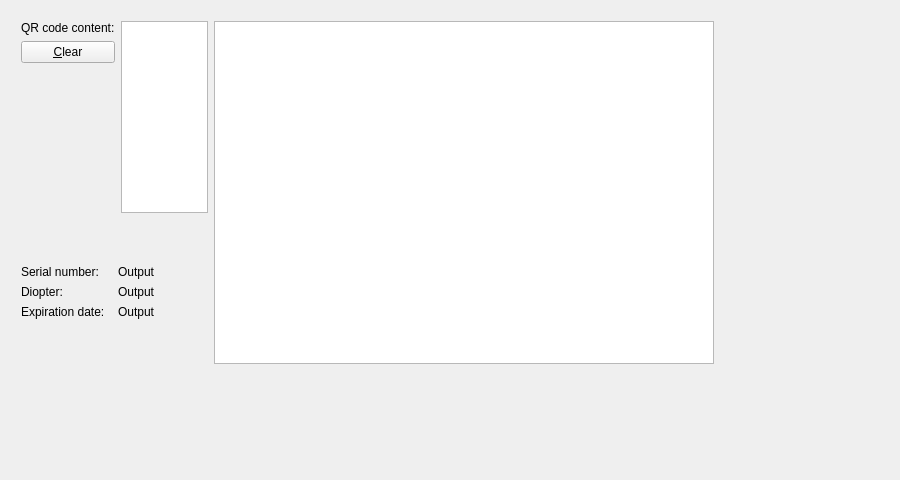
Before: the Qt Designer form qrcode-reader/QrCodeReaderWidget.ui in groovytron/cute-lenspics, drawn with Qt 5.
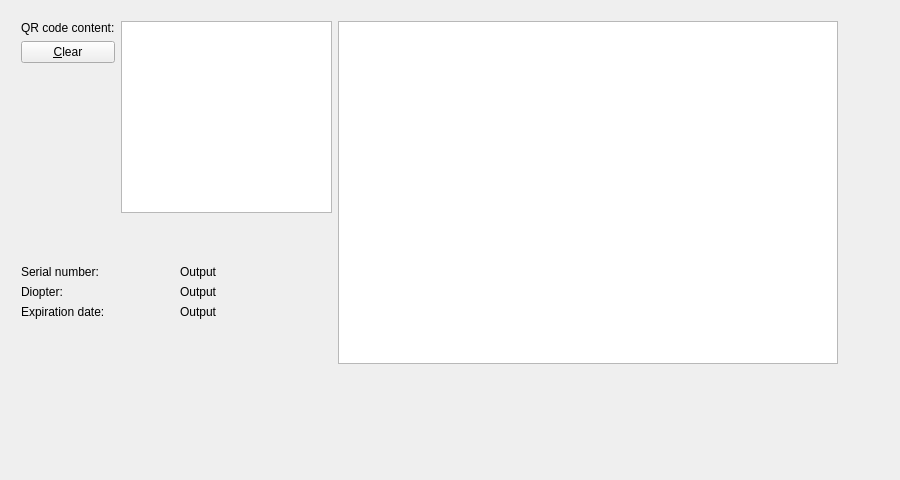
After: the same form once the commit is applied.

```diff
--- a/qrcode-reader/QrCodeReaderWidget.ui
+++ b/qrcode-reader/QrCodeReaderWidget.ui
@@ -30,7 +30,7 @@
     <rect>
      <x>10</x>
      <y>10</y>
-     <width>715</width>
+     <width>839</width>
      <height>365</height>
     </rect>
    </property>
@@ -90,7 +90,7 @@
          <widget class="QPlainTextEdit" name="qrCodeInput">
           <property name="minimumSize">
            <size>
-            <width>0</width>
+            <width>200</width>
             <height>145</height>
            </size>
           </property>
```
